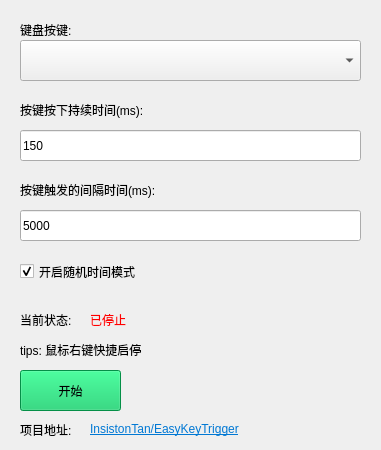
The window that mainwindow.ui (InsistonTan/EasyKeyTrigger) describes before a commit, drawn with Qt 5.
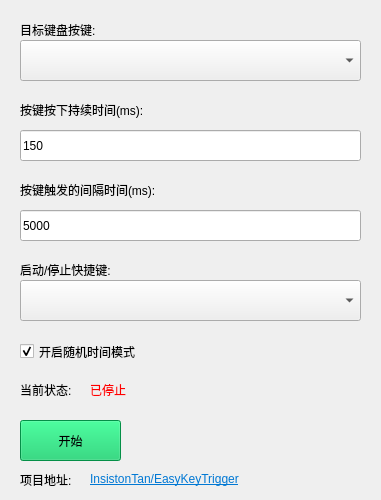
The same window after the commit.

Commit message: [update]新增快捷启停键选择, 支持选择: 鼠标右键, 鼠标侧键1(后退), 鼠标侧键2(前进)

What changed in the file:
```diff
--- a/mainwindow.ui
+++ b/mainwindow.ui
@@ -7,13 +7,13 @@
     <x>0</x>
     <y>0</y>
     <width>381</width>
-    <height>450</height>
+    <height>500</height>
    </rect>
   </property>
   <property name="maximumSize">
    <size>
     <width>381</width>
-    <height>450</height>
+    <height>500</height>
    </size>
   </property>
   <property name="windowTitle">
@@ -55,7 +55,7 @@
      </rect>
     </property>
     <property name="text">
-     <string>键盘按键:</string>
+     <string>目标键盘按键:</string>
     </property>
    </widget>
    <widget class="QLabel" name="label_2">
@@ -88,7 +88,7 @@
     <property name="geometry">
      <rect>
       <x>20</x>
-      <y>370</y>
+      <y>420</y>
       <width>101</width>
       <height>41</height>
      </rect>
@@ -104,7 +104,7 @@
     <property name="geometry">
      <rect>
       <x>20</x>
-      <y>310</y>
+      <y>380</y>
       <width>69</width>
       <height>19</height>
      </rect>
@@ -117,7 +117,7 @@
     <property name="geometry">
      <rect>
       <x>90</x>
-      <y>310</y>
+      <y>380</y>
       <width>81</width>
       <height>19</height>
      </rect>
@@ -129,25 +129,6 @@
      <string>已停止</string>
     </property>
    </widget>
-   <widget class="QLabel" name="label_5">
-    <property name="geometry">
-     <rect>
-      <x>20</x>
-      <y>340</y>
-      <width>161</width>
-      <height>20</height>
-     </rect>
-    </property>
-    <property name="font">
-     <font>
-      <pointsize>9</pointsize>
-      <underline>false</underline>
-     </font>
-    </property>
-    <property name="text">
-     <string>tips: 鼠标右键快捷启停</string>
-    </property>
-   </widget>
    <widget class="QLineEdit" name="lineEdit_2">
     <property name="geometry">
      <rect>
@@ -178,7 +159,7 @@
     <property name="geometry">
      <rect>
       <x>20</x>
-      <y>260</y>
+      <y>340</y>
       <width>341</width>
       <height>23</height>
      </rect>
@@ -197,7 +178,7 @@
     <property name="geometry">
      <rect>
       <x>20</x>
-      <y>420</y>
+      <y>470</y>
       <width>69</width>
       <height>19</height>
      </rect>
@@ -210,7 +191,7 @@
     <property name="geometry">
      <rect>
       <x>90</x>
-      <y>420</y>
+      <y>470</y>
       <width>241</width>
       <height>19</height>
      </rect>
@@ -222,6 +203,44 @@
      <bool>true</bool>
     </property>
    </widget>
+   <widget class="QLabel" name="label_5">
+    <property name="geometry">
+     <rect>
+      <x>20</x>
+      <y>260</y>
+      <width>331</width>
+      <height>19</height>
+     </rect>
+    </property>
+    <property name="text">
+     <string>启动/停止快捷键:</string>
+    </property>
+   </widget>
+   <widget class="QComboBox" name="comboBox_2">
+    <property name="geometry">
+     <rect>
+      <x>20</x>
+      <y>280</y>
+      <width>341</width>
+      <height>41</height>
+     </rect>
+    </property>
+    <property name="sizePolicy">
+     <sizepolicy hsizetype="Fixed" vsizetype="Preferred">
+      <horstretch>0</horstretch>
+      <verstretch>0</verstretch>
+     </sizepolicy>
+    </property>
+    <property name="maximumSize">
+     <size>
+      <width>1000000</width>
+      <height>1000000</height>
+     </size>
+    </property>
+    <property name="styleSheet">
+     <string notr="true">padding-left: 12px;</string>
+    </property>
+   </widget>
   </widget>
  </widget>
  <resources/>
```
The commit also changes 3 other files.
